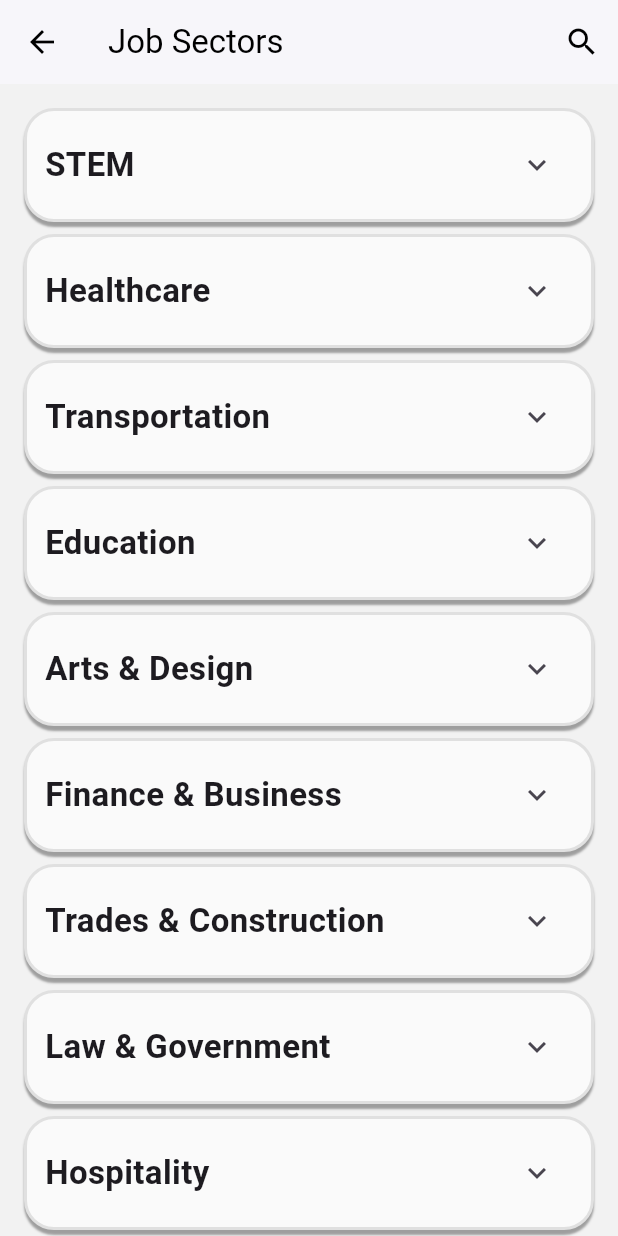
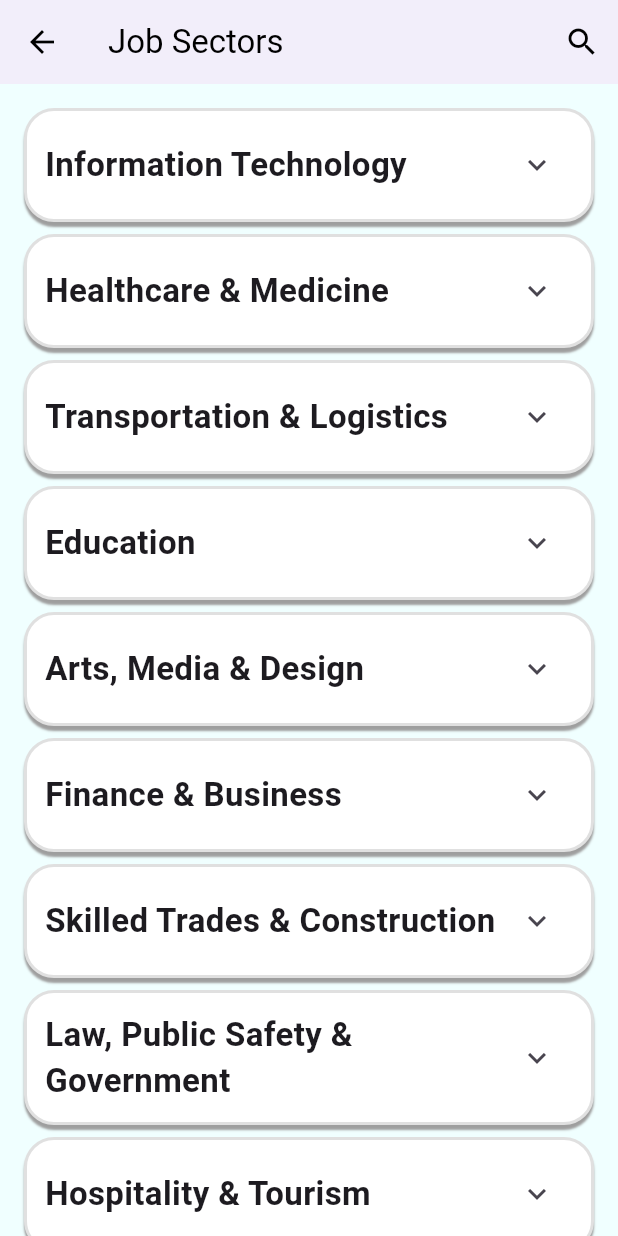
Before and after one commit to Eric5032/CareerWise, a Flutter app: the AIIndexScreen screen opened directly, on a phone screen of 412 x 824 dp. Run offline on Flutter 3.47's test engine with Material 3 defaults, Android fonts, the phone set to English and light mode, and no system bars; our stand-ins replace flutter_dotenv, google_fonts.

Commit message:
app style and git ignore updated

```diff
--- a/lib/Screens/ai_index_screen.dart
+++ b/lib/Screens/ai_index_screen.dart
@@ -1,3 +1,4 @@
+import 'package:career_guidance/Theme/theme.dart';
 import 'package:flutter/material.dart';
 import '../data/temp_jobs.dart';
 import '../Services/risk_factor_service.dart';
@@ -65,7 +66,7 @@ class _AIIndexScreenState extends State<AIIndexScreen> {
                   blurRadius:0.5,
                   spreadRadius: 0),
             ],
-            color: Colors.grey.shade50,
+            color: kBackgroundLight,
             border: Border.all(
               color: Colors.grey.shade300,
               width: 2,
@@ -104,11 +105,12 @@ class _AIIndexScreenState extends State<AIIndexScreen> {
           Padding(
             padding: const EdgeInsets.all(8.0),
             child: SizedBox(
-              height: 230,
+              height: entries.length*77,
               child: ListView.separated(
-                scrollDirection: Axis.horizontal,
+                physics: const NeverScrollableScrollPhysics(),
+                scrollDirection: Axis.vertical,
                 itemCount: entries.length,
-                separatorBuilder: (context, index) => const SizedBox(width: 12),
+                separatorBuilder: (context, index) => const SizedBox(height: 8,),
                 itemBuilder: (context, index) {
                   final jobTitle = entries[index].key;
                   final imageUrl = entries[index].value;
@@ -164,7 +166,7 @@ class _AIIndexScreenState extends State<AIIndexScreen> {
     return Scaffold(
       appBar: AppBar(
         title: const Text('Job Sectors'),
-        backgroundColor: Colors.white,
+        backgroundColor: kBannerColor,
         foregroundColor: Colors.black,
         elevation: 1,
         actions: [
@@ -174,7 +176,7 @@ class _AIIndexScreenState extends State<AIIndexScreen> {
           ),
         ],
       ),
-      backgroundColor: const Color(0xFFF2F2F2),
+      backgroundColor: kSurfaceLight,
       body: Column(
         children: [
           if (_isSearching)
@@ -196,15 +198,15 @@ class _AIIndexScreenState extends State<AIIndexScreen> {
               child: Column(
                 crossAxisAlignment: CrossAxisAlignment.start,
                 children: [
-                  buildSection("STEM", tempJobs["STEM"] ?? {}, context),
-                  buildSection("Healthcare", tempJobs["Healthcare"] ?? {}, context),
-                  buildSection("Transportation", tempJobs["Transportation"] ?? {}, context),
+                  buildSection("Information Technology", tempJobs["Information Technology"] ?? {}, context),
+                  buildSection("Healthcare & Medicine", tempJobs["Healthcare & Medicine"] ?? {}, context),
+                  buildSection("Transportation & Logistics", tempJobs["Transportation & Logistics"] ?? {}, context),
                   buildSection("Education", tempJobs["Education"] ?? {}, context),
-                  buildSection("Arts & Design", tempJobs["Arts & Design"] ?? {}, context),
+                  buildSection("Arts, Media & Design", tempJobs["Arts, Media & Design"] ?? {}, context),
                   buildSection("Finance & Business", tempJobs["Finance & Business"] ?? {}, context),
-                  buildSection("Trades & Construction", tempJobs["Trades & Construction"] ?? {}, context),
-                  buildSection("Law & Government", tempJobs["Law & Government"] ?? {}, context),
-                  buildSection("Hospitality", tempJobs["Hospitality"] ?? {}, context),
+                  buildSection("Skilled Trades & Construction", tempJobs["Skilled Trades & Construction"] ?? {}, context),
+                  buildSection("Law, Public Safety & Government", tempJobs["Law, Public Safety & Government"] ?? {}, context),
+                  buildSection("Hospitality & Tourism", tempJobs["Hospitality & Tourism"] ?? {}, context),
                 ],
               ),
             ),
@@ -232,8 +234,8 @@ class JobsTemplate extends StatelessWidget {
     return GestureDetector(
       onTap: onTap,
       child: Container(
-        width: 220,
-        height: 100,
+        width: 180,
+        height: 70,
         decoration: BoxDecoration(
           color: Colors.white,
           borderRadius: BorderRadius.circular(20),
--- a/lib/Screens/home_screen.dart
+++ b/lib/Screens/home_screen.dart
@@ -1,3 +1,4 @@
+import 'package:flutter/material.dart';
 import 'package:flutter/material.dart';
 import 'package:career_guidance/Screens/ai_index_screen.dart';
 import 'package:career_guidance/Screens/saved_jobs_list_screen.dart';
@@ -11,6 +12,7 @@ class HomePage extends StatelessWidget {
   @override
   Widget build(BuildContext context) {
     return Scaffold(
+      backgroundColor: kBackgroundLight,
       body: Column(
         mainAxisAlignment: MainAxisAlignment.center,
         children: [
--- a/lib/Screens/mentor_screen.dart
+++ b/lib/Screens/mentor_screen.dart
@@ -77,12 +77,13 @@ class _MentorScreenState extends State<MentorScreen> {
                 return Align(
                   alignment: isUser ? Alignment.centerRight : Alignment.centerLeft,
                   child: Container(
-                    margin: const EdgeInsets.symmetric(vertical: 4),
+                    margin: const EdgeInsets.symmetric(vertical: 8),
                     padding: const EdgeInsets.all(12),
                     constraints: BoxConstraints(maxWidth: MediaQuery.of(context).size.width * 0.75),
                     decoration: BoxDecoration(
                       color: isUser ? Colors.blueAccent : Colors.grey.shade300,
-                      borderRadius: BorderRadius.circular(12),
+                      borderRadius: isUser ? BorderRadius.only(topLeft: Radius.circular(12), bottomLeft: Radius.circular(12), topRight: Radius.circular(12), bottomRight: Radius.circular(3))
+                          : BorderRadius.only(topLeft: Radius.circular(12), bottomRight: Radius.circular(12), topRight: Radius.circular(12), bottomLeft: Radius.circular(3)),
                     ),
                     child: Text(
                       msg['content'] ?? '',
@@ -97,7 +98,6 @@ class _MentorScreenState extends State<MentorScreen> {
             padding: EdgeInsets.all(8.0),
             child: CircularProgressIndicator(),
           ),
-
           Padding(
             padding: const EdgeInsets.fromLTRB(9.0,9.0, 9.0, 18.0),
             child: Container(
--- a/lib/Services/risk_factor_service.dart
+++ b/lib/Services/risk_factor_service.dart
@@ -42,6 +42,7 @@ For the job "$jobTitle", return exactly this schema:
   "average_salary": 100,000/year
   "job_outlook": "increasing"
   "job_outlook_percentage": "20%"
+  "entry_level_education": "Bachelor's degree"
 }
 - "automation_risk_percent" must be an integer 0–100.
 - "risk_level" must be "Low", "Medium", or "High".
--- a/lib/Theme/theme.dart
+++ b/lib/Theme/theme.dart
@@ -2,12 +2,13 @@ import 'package:flutter/material.dart';
 import 'package:google_fonts/google_fonts.dart';
 
 // Colors
-const Color kPrimaryColor = Color(0xFF1976D2);
+const Color kPrimaryColor = Color(0xFF9CDBDB);
 const Color kSecondaryColor = Color(0xFFF9A825);
 const Color kErrorColor = Colors.redAccent;
-const Color kBackgroundLight = Color(0xFFF8F9FB);
+const Color kBackgroundLight = Colors.white;
+const Color kBannerColor = Color(0xFFF9F7FF);
 const Color kBackgroundDark = Color(0xFF121212);
-const Color kSurfaceLight = Colors.white;
+const Color kSurfaceLight = Color(0xFFF0FFFF);
 const Color kSurfaceDark = Color(0xFF1E1E2C);
 
 final ThemeData lightTheme = ThemeData(
--- a/lib/data/temp_jobs.dart
+++ b/lib/data/temp_jobs.dart
@@ -1,33 +1,33 @@
 final Map<String, Map<String, String>> tempJobs = {
-  "STEM": {
+  "Information Technology": {
     "Software Engineer": "https://cdn-icons-png.flaticon.com/512/2721/2721296.png",
     "Data Scientist": "https://cdn-icons-png.flaticon.com/512/3523/3523063.png",
-    "Mechanical Engineer": "https://cdn-icons-png.flaticon.com/512/1043/1043455.png",
-    "Civil Engineer": "https://cdn-icons-png.flaticon.com/512/2942/2942169.png",
-    "AI Researcher": "https://cdn-icons-png.flaticon.com/512/1143/1143654.png",
+    "Cybersecurity Analyst": "https://cdn-icons-png.flaticon.com/512/1043/1043455.png",
+    "Cloud Architect": "https://cdn-icons-png.flaticon.com/512/2942/2942169.png",
+    "AI Research Scientist": "https://cdn-icons-png.flaticon.com/512/1143/1143654.png",
   },
-  "Healthcare": {
-    "Nurse": "https://cdn-icons-png.flaticon.com/512/2784/2784445.png",
+  "Healthcare & Medicine": {
+    "Registered Nurse": "https://cdn-icons-png.flaticon.com/512/2784/2784445.png",
     "Surgeon": "https://cdn-icons-png.flaticon.com/512/3209/3209021.png",
     "Pharmacist": "https://cdn-icons-png.flaticon.com/512/3209/3209023.png",
     "Radiologic Technologist": "https://cdn-icons-png.flaticon.com/512/921/921347.png",
     "Paramedic": "https://cdn-icons-png.flaticon.com/512/2965/2965567.png",
   },
-  "Transportation": {
+  "Transportation & Logistics": {
     "Truck Driver": "https://cdn-icons-png.flaticon.com/512/1995/1995464.png",
-    "Train Operator": "https://cdn-icons-png.flaticon.com/512/3163/3163612.png",
+    "Train Conductor": "https://cdn-icons-png.flaticon.com/512/3163/3163612.png",
     "Air Traffic Controller": "https://cdn-icons-png.flaticon.com/512/1198/1198365.png",
-    "Pilot": "https://cdn-icons-png.flaticon.com/512/2867/2867771.png",
+    "Commercial Pilot": "https://cdn-icons-png.flaticon.com/512/2867/2867771.png",
     "Delivery Driver": "https://cdn-icons-png.flaticon.com/512/1867/1867474.png",
   },
   "Education": {
-    "Teacher": "https://cdn-icons-png.flaticon.com/512/2784/2784464.png",
-    "Professor": "https://cdn-icons-png.flaticon.com/512/3135/3135768.png",
-    "Tutor": "https://cdn-icons-png.flaticon.com/512/3062/3062634.png",
+    "Elementary School Teacher": "https://cdn-icons-png.flaticon.com/512/2784/2784464.png",
+    "University Professor": "https://cdn-icons-png.flaticon.com/512/3135/3135768.png",
+    "Private Tutor": "https://cdn-icons-png.flaticon.com/512/3062/3062634.png",
     "Librarian": "https://cdn-icons-png.flaticon.com/512/906/906175.png",
-    "Instructional Designer": "https://cdn-icons-png.flaticon.com/512/3063/3063788.png",
+    "Curriculum Designer": "https://cdn-icons-png.flaticon.com/512/3063/3063788.png",
   },
-  "Arts & Design": {
+  "Arts, Media & Design": {
     "Graphic Designer": "https://cdn-icons-png.flaticon.com/512/1055/1055661.png",
     "Animator": "https://cdn-icons-png.flaticon.com/512/3126/3126333.png",
     "Interior Designer": "https://cdn-icons-png.flaticon.com/512/3127/3127973.png",
@@ -37,29 +37,29 @@ final Map<String, Map<String, String>> tempJobs = {
   "Finance & Business": {
     "Accountant": "https://cdn-icons-png.flaticon.com/512/2331/2331970.png",
     "Financial Analyst": "https://cdn-icons-png.flaticon.com/512/1998/1998615.png",
-    "Banker": "https://cdn-icons-png.flaticon.com/512/2331/2331951.png",
+    "Investment Banker": "https://cdn-icons-png.flaticon.com/512/2331/2331951.png",
     "Auditor": "https://cdn-icons-png.flaticon.com/512/1998/1998614.png",
     "Entrepreneur": "https://cdn-icons-png.flaticon.com/512/2345/2345333.png",
   },
-  "Trades & Construction": {
+  "Skilled Trades & Construction": {
     "Electrician": "https://cdn-icons-png.flaticon.com/512/1633/1633683.png",
     "Plumber": "https://cdn-icons-png.flaticon.com/512/1087/1087815.png",
     "Welder": "https://cdn-icons-png.flaticon.com/512/2965/2965568.png",
     "Carpenter": "https://cdn-icons-png.flaticon.com/512/6787/6787762.png",
-    "Construction Worker": "https://cdn-icons-png.flaticon.com/512/1920/1920304.png",
+    "Construction Laborer": "https://cdn-icons-png.flaticon.com/512/1920/1920304.png",
   },
-  "Law & Government": {
+  "Law, Public Safety & Government": {
     "Police Officer": "https://cdn-icons-png.flaticon.com/512/2965/2965532.png",
     "Lawyer": "https://cdn-icons-png.flaticon.com/512/3209/3209025.png",
     "Judge": "https://cdn-icons-png.flaticon.com/512/3429/3429524.png",
     "Firefighter": "https://cdn-icons-png.flaticon.com/512/2965/2965569.png",
     "Social Worker": "https://cdn-icons-png.flaticon.com/512/2965/2965535.png",
   },
-  "Hospitality": {
+  "Hospitality & Tourism": {
     "Chef": "https://cdn-icons-png.flaticon.com/512/135/135620.png",
     "Hotel Manager": "https://cdn-icons-png.flaticon.com/512/1036/1036383.png",
     "Bartender": "https://cdn-icons-png.flaticon.com/512/1242/1242305.png",
     "Housekeeper": "https://cdn-icons-png.flaticon.com/512/1995/1995568.png",
     "Event Planner": "https://cdn-icons-png.flaticon.com/512/3209/3209036.png",
-  }
+  },
 };
```
Also changed, not shown: lib/Screens/job_screen.dart (+37 -6 lines), 1 other file.
